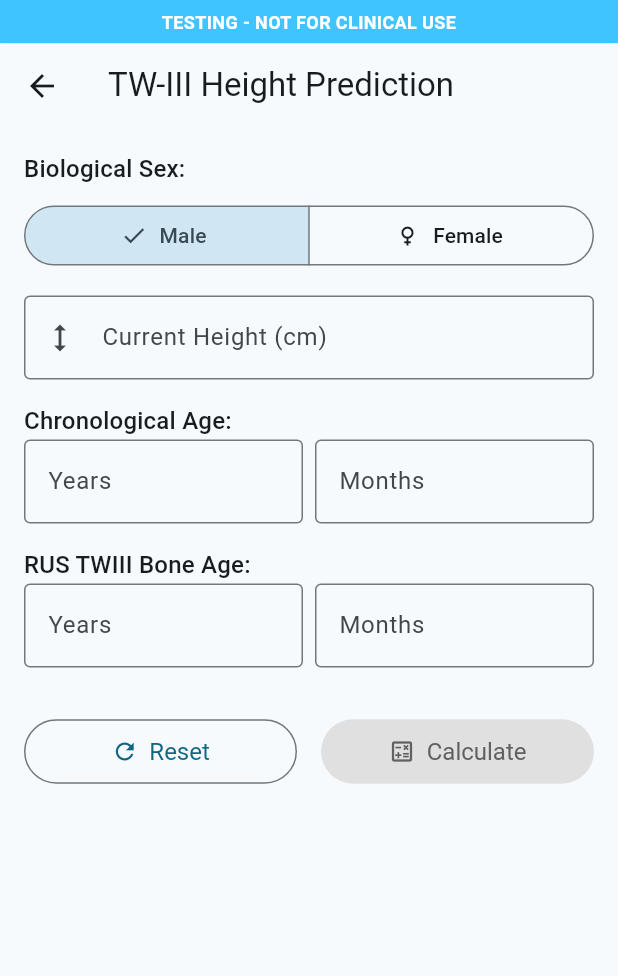
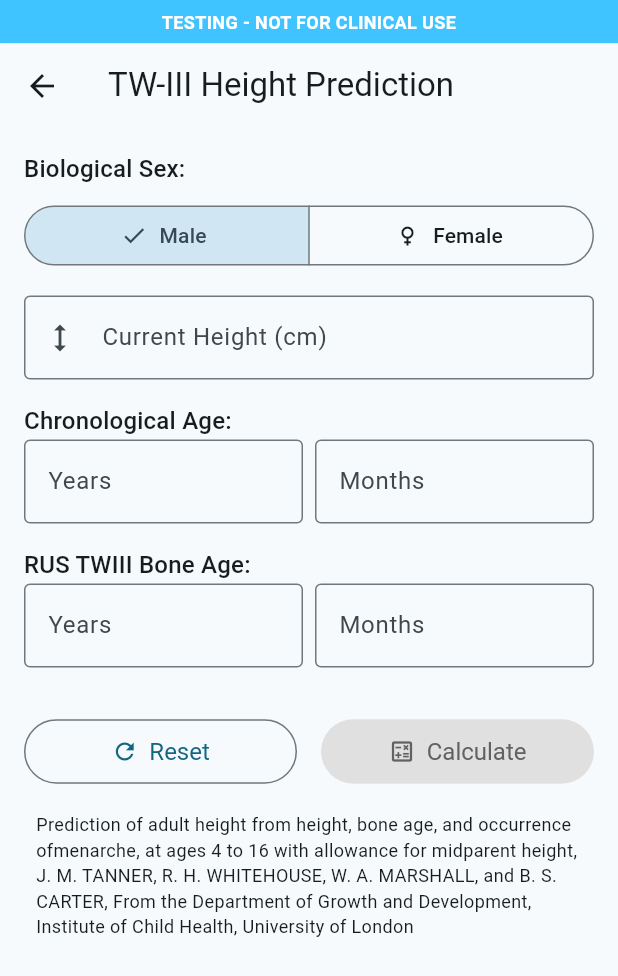
Before and after one commit to eatyourpeas/endocrinologist, a Flutter app: the AuxologyPage screen opened directly, item 3 of the bottom bar chosen, after a tap on "TWIII Method (Tanner-Whitehouse)", on a phone screen of 412 x 824 dp. Shown: the top 976 px of the screen. Run offline on Flutter 3.47's test engine with Material 3 defaults, Android fonts, the phone set to English and light mode, and no system bars; our stand-ins replace google_fonts, syncfusion_flutter_charts; missing offline and left inert: dart:ffi, normal.

Commit message:
add references

```diff
--- a/lib/pages/auxology.dart
+++ b/lib/pages/auxology.dart
@@ -34,12 +34,17 @@ class _AuxologyPageState extends State<AuxologyPage> {
     // This Scaffold represents the overall "Auxology" section
     // which itself might be a destination if AuxologyPage is part of a larger app navigation
     return Scaffold(
-      // appBar: AppBar( // Optional: Add an AppBar if Auxology needs its own title
-      //   title: const Text('Auxology'),
-      //   // You might want to change the title based on _selectedIndex or remove it
-      //   // if the content of each page is self-explanatory
-      // ),
-      body: Center(
+      appBar: AppBar(
+        centerTitle: true,
+        title: const Text(
+            'Auxology',
+            style: TextStyle(
+              fontSize: 24,
+              fontWeight: FontWeight.bold,
+            )
+        ),
+      ),
+      body: Container(
         // Display the widget associated with the currently selected index
         child: _auxologyPages.elementAt(_selectedIndex),
       ),
--- a/lib/pages/bodysurfaceareatab.dart
+++ b/lib/pages/bodysurfaceareatab.dart
@@ -170,6 +170,7 @@ class _BodySurfaceAreaTabState extends State<BodySurfaceAreaTab> {
 
     return SingleChildScrollView(
       padding: const EdgeInsets.all(16.0), // Apply padding to SingleChildScrollView
+
       child: Form( // Wrap with Form widget
         key: _formKey,
         child: Column(children: [
--- a/lib/pages/height_prediction/bayley_pineau_page.dart
+++ b/lib/pages/height_prediction/bayley_pineau_page.dart
@@ -289,6 +289,13 @@ class _BayleyPinneauPageState extends State<BayleyPinneauPage> {
                   ),
                 ],
               ),
+              const Padding(
+                  padding: EdgeInsets.all(8.0),
+                  child: Text(
+                    'Bayley, N. & Pinneau, S.R. 1952. Tables for predicting adult height from skeletal age: revised for use with the Greulich-Pyle hand standards. JPediatr, 40, (4) 423-441 ',
+                    textAlign: TextAlign.left,
+                    style: TextStyle(fontSize: 12),
+                  )),
               const SizedBox(height: 20), // Added some padding at the bottom
             ],
           ),
--- a/lib/pages/height_prediction/rwt_final_height_prediction_page.dart
+++ b/lib/pages/height_prediction/rwt_final_height_prediction_page.dart
@@ -401,7 +401,7 @@ class _RWTPredictionPageState extends State<RWTPredictionPage> {
   Widget build(BuildContext context) {
     return Scaffold(
       appBar: AppBar(
-        title: const Text('RWT Height Prediction (v2)'),
+        title: const Text('RWT Height Prediction'),
       ),
       body: SingleChildScrollView( // Ensures content is scrollable
         padding: const EdgeInsets.all(16.0),
@@ -412,7 +412,7 @@ class _RWTPredictionPageState extends State<RWTPredictionPage> {
             crossAxisAlignment: CrossAxisAlignment.stretch,
             children: <Widget>[
               // Sex Toggle
-              Text('Biological Sex:', style: Theme.of(context).textTheme.titleMedium),
+              Text('Sex:', style: Theme.of(context).textTheme.titleMedium),
               const SizedBox(height: 8),
               SegmentedButton<Sex>(
                 segments: const <ButtonSegment<Sex>>[
@@ -543,6 +543,14 @@ class _RWTPredictionPageState extends State<RWTPredictionPage> {
                   ),
                 ],
               ),
+              const SizedBox(height: 16),
+              const Padding(
+                  padding: EdgeInsets.all(8.0),
+                  child: Text(
+                    'Roche AF, Wainer H, Thissen D. The RWT method for the prediction of adult stature. Pediatrics. 1975 Dec;56(6):1027-33. PMID: 172855.',
+                    textAlign: TextAlign.left,
+                    style: TextStyle(fontSize: 12),
+                  )),
               const SizedBox(height: 20), // Bottom padding
             ],
           ),
--- a/lib/pages/height_prediction/twiiii_page.dart
+++ b/lib/pages/height_prediction/twiiii_page.dart
@@ -377,6 +377,14 @@ class _TWIIIHeightPredictionPageState extends State<TWIIIHeightPredictionPage> {
                   ),
                 ],
               ),
+              const SizedBox(height: 8.0),
+              const Padding(
+                  padding: EdgeInsets.all(8.0),
+                  child: Text(
+                    'Prediction of adult height from height, bone age, and occurrence ofmenarche, at ages 4 to 16 with allowance for midparent height, J. M. TANNER, R. H. WHITEHOUSE, W. A. MARSHALL, and B. S. CARTER, From the Department of Growth and Development, Institute of Child Health, University of London',
+                    textAlign: TextAlign.left,
+                    style: TextStyle(fontSize: 12),
+                  )),
               const SizedBox(height: 20),
             ],
           ),
```
